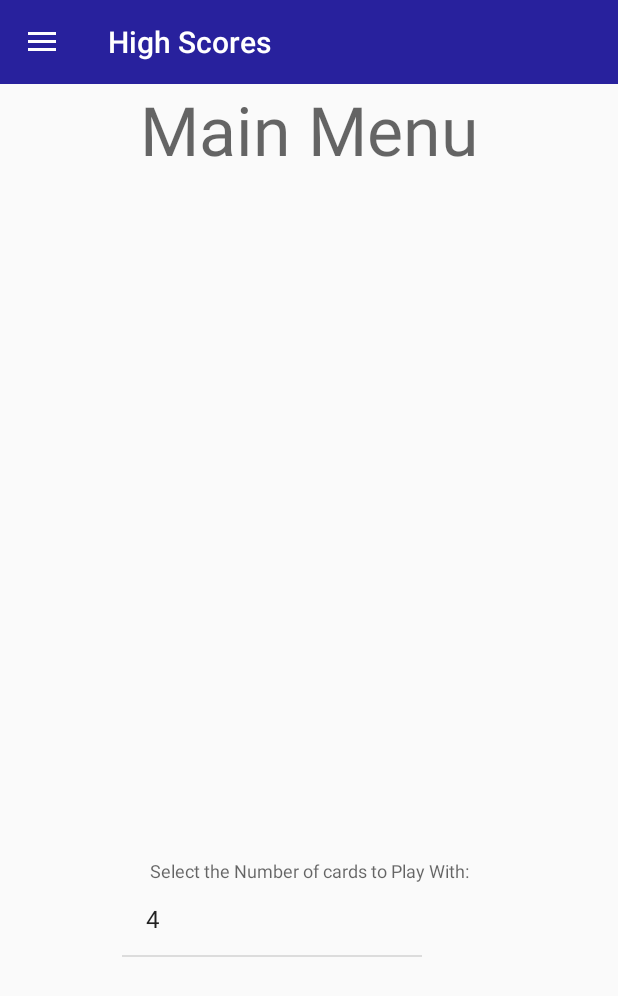
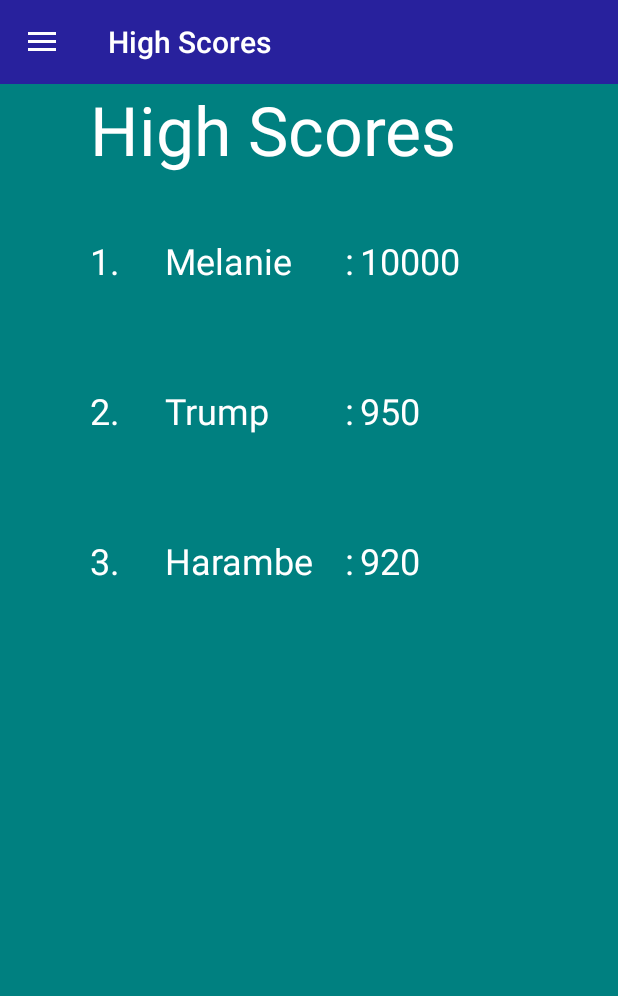
Before and after one commit to btvanhooser/TheASCIIckers, an Android app: the screen it shows after launch (MainActivity), in the side drawer, after a tap on "High Scores", on a phone screen of 412 x 824 dp. Shown: the top 996 px of the screen. Run offline under Robolectric (Android 15) with nearby library versions, the light colour scheme and no system bars.

Commit message:
High Score UI done

```diff
--- a/app/src/main/java/com/theasciickers/cs245/theasciickers/EndGameFragment.java
+++ b/app/src/main/java/com/theasciickers/cs245/theasciickers/EndGameFragment.java
@@ -4,5 +4,5 @@
  * Created by Melanie on 11/25/16.
  */
 
-public class EndGameFragment {
+public class EndGameFragment extends android.support.v4.app.Fragment {
 }
--- a/app/src/main/java/com/theasciickers/cs245/theasciickers/HighScoresFragment.java
+++ b/app/src/main/java/com/theasciickers/cs245/theasciickers/HighScoresFragment.java
@@ -8,10 +8,22 @@
 import android.view.View;
 import android.view.ViewGroup;
 
-public class HighScoresFragment
+public class HighScoresFragment extends android.support.v4.app.Fragment
 {
+   // public static HighScoresFragment newInstance() {return new HighScoresFragment();}
+
+    // initizliaze essential components of frag you want to retain when frag is paused/stopped then resumed
+    /*public void onCreate(Bundle savedInstanceState){
+        super.onCreate(savedInstanceState);
+        setContentView(R.layout.high_scores);
+    }*/
+
+    // draws ui returns view for new ui, null if no ui change
+    @Override
     public View onCreateView(LayoutInflater inflater, ViewGroup container, Bundle savedInstanceState) {
         View view = inflater.inflate(R.layout.high_scores,container,false);
         return view;
     }
+
+    // Add onPause - commit any changes that need to be saved for future use
 }
--- a/app/src/main/java/com/theasciickers/cs245/theasciickers/MainActivity.java
+++ b/app/src/main/java/com/theasciickers/cs245/theasciickers/MainActivity.java
@@ -69,6 +69,7 @@
     }
 
     public void selectDrawerItem(MenuItem menuItem){
+
         // Create new fragment and specify the fragment to show based on nav item choosen
         Fragment fragment = null;
         Class fragmentClass;
@@ -82,7 +83,6 @@
                 break;
             case(R.id.nav_high_scores):
                 fragmentClass = HighScoresFragment.class;
-                Log.e("","Highscores hit");
                 break;
             case(R.id.nav_volume):
                 fragmentClass = VolumeFragment.class;
@@ -106,7 +106,7 @@
         // Highlight the selected item has been done by NavigationView
         menuItem.setChecked(true);
         // Set action bar title
-        setTitle(menuItem.getTitle()); // REMOVE ??
+        setTitle(menuItem.getTitle());
         // close navigation drawer
         drawerLayout.closeDrawers();
     }
--- a/app/src/main/java/com/theasciickers/cs245/theasciickers/NewGameFragment.java
+++ b/app/src/main/java/com/theasciickers/cs245/theasciickers/NewGameFragment.java
@@ -1,7 +1,6 @@
 package com.theasciickers.cs245.theasciickers;
 
-import android.support.v4.app.Fragment;
 
-public class NewGameFragment extends Fragment{
+public class NewGameFragment extends android.support.v4.app.Fragment{
 
 }
--- a/app/src/main/java/com/theasciickers/cs245/theasciickers/VolumeFragment.java
+++ b/app/src/main/java/com/theasciickers/cs245/theasciickers/VolumeFragment.java
@@ -4,5 +4,5 @@
  * Created by Melanie on 11/25/16.
  */
 
-public class VolumeFragment {
+public class VolumeFragment extends android.support.v4.app.Fragment{
 }
--- a/app/src/main/res/layout/activity_main.xml
+++ b/app/src/main/res/layout/activity_main.xml
@@ -22,12 +22,12 @@
             android:layout_width="match_parent"
             android:layout_height="wrap_content"/>
 
-        <fragment
+        <!--<fragment
             android:id="@+id/details_fragment"
             android:layout_width="match_parent"
             android:layout_height="match_parent"
             class="com.theasciickers.cs245.theasciickers.screens.MainMenuScreen"
-            tools:layout="@layout/main_screen" />
+            tools:layout="@layout/main_screen" />-->
 
         <!-- Main content view where fragments are loaded -->
         <FrameLayout
--- a/app/src/main/res/layout/high_scores.xml
+++ b/app/src/main/res/layout/high_scores.xml
@@ -12,6 +12,7 @@
         android:text="High Scores"
         android:layout_width="match_parent"
         android:layout_height="wrap_content"
+        android:layout_marginLeft="60dp"
         android:id="@+id/highScoreLabel"
         android:layout_weight="0.10"
         android:textColor="@color/white"
@@ -26,7 +27,7 @@
         android:layout_height="100dp">
         <!-- #1 Label-->
         <TextView
-            android:layout_marginLeft="70dp"
+            android:layout_marginLeft="60dp"
             android:layout_width="50dp"
             android:layout_height="wrap_content"
             android:id="@+id/Score1Label"
@@ -69,7 +70,7 @@
         android:layout_height="100dp">
         <!-- #1 Label-->
         <TextView
-            android:layout_marginLeft="70dp"
+            android:layout_marginLeft="60dp"
             android:layout_width="50dp"
             android:layout_height="wrap_content"
             android:id="@+id/Score2Label"
@@ -111,7 +112,7 @@
         android:layout_height="100dp">
         <!-- #1 Label-->
         <TextView
-            android:layout_marginLeft="70dp"
+            android:layout_marginLeft="60dp"
             android:layout_width="50dp"
             android:layout_height="wrap_content"
             android:id="@+id/Score3Label"
```
